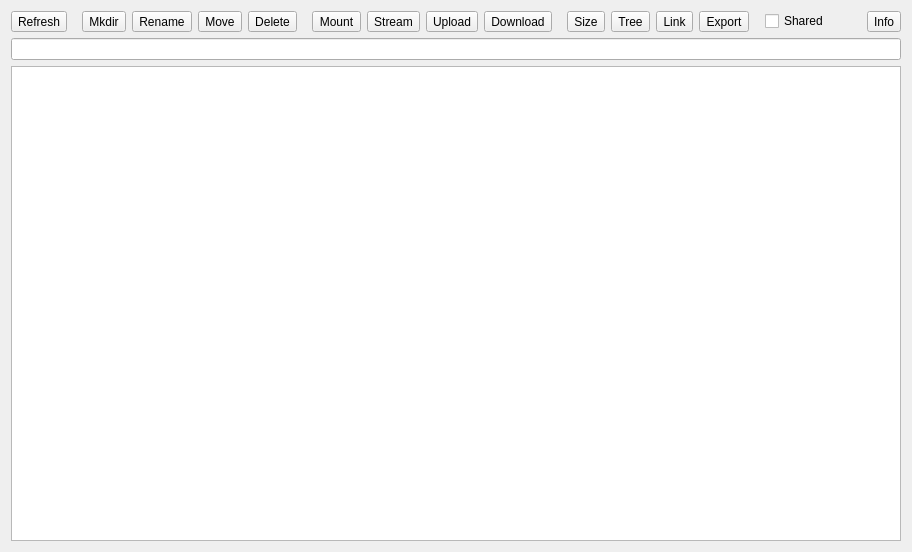
Above: src/remote_widget.ui from holazt/RcloneBrowser before the change. Below: the same form after it.
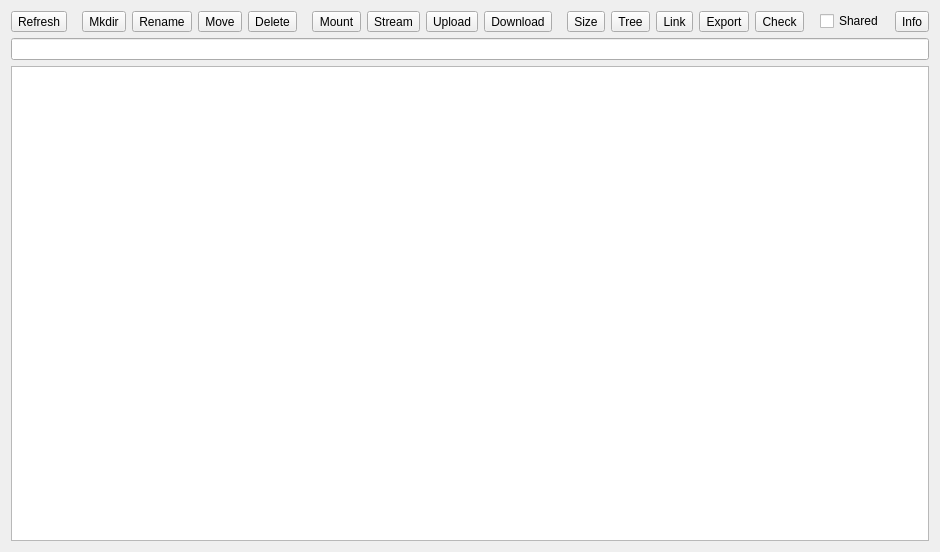
That is the form after the change.

Commit message: added check/cryptcheck button - #62

Patch:
```diff
--- a/src/remote_widget.ui
+++ b/src/remote_widget.ui
@@ -6,7 +6,7 @@
    <rect>
     <x>0</x>
     <y>0</y>
-    <width>912</width>
+    <width>940</width>
     <height>552</height>
    </rect>
   </property>
@@ -211,6 +211,16 @@
             </property>
            </widget>
           </item>
+          <item>
+           <widget class="QToolButton" name="buttonCheck">
+            <property name="text">
+             <string>Check</string>
+            </property>
+            <property name="toolButtonStyle">
+             <enum>Qt::ToolButtonTextUnderIcon</enum>
+            </property>
+           </widget>
+          </item>
           <item>
            <spacer name="horizontalSpacer">
             <property name="orientation">
```
Left out of the diff: 8 changed lines with no effect on the pictures. The commit also changes 7 other files.
